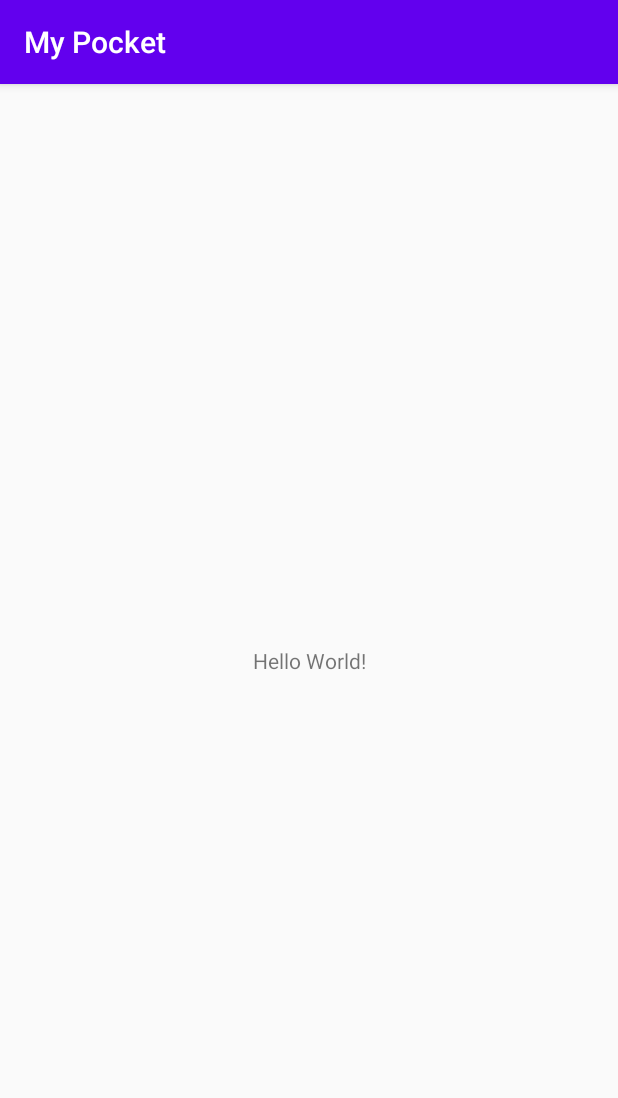
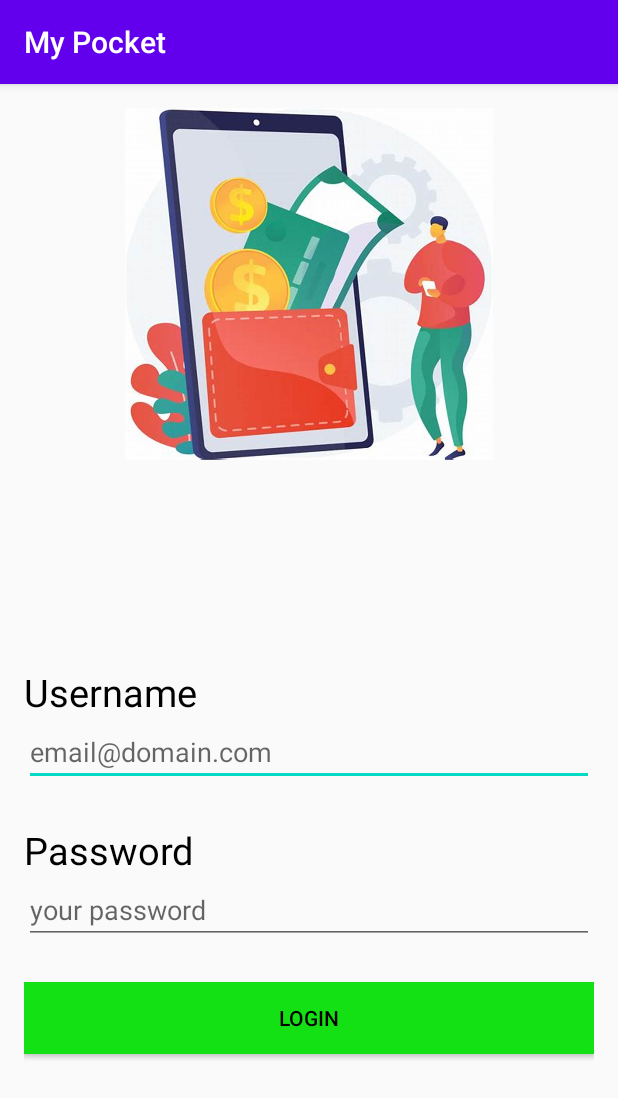
Before and after one commit to Edwin-sh/MyPocket, an Android app: the screen it shows after launch (MainActivity), on a phone screen of 412 x 824 dp. Shown: the top 1098 px of the screen. Run offline under Robolectric (Android 15) with nearby library versions, the phone set to English and light mode, and no system bars.

Commit message:
Primer configuración

```diff
--- a/app/src/main/res/layout/activity_main.xml
+++ b/app/src/main/res/layout/activity_main.xml
@@ -1,18 +1,65 @@
 <?xml version="1.0" encoding="utf-8"?>
-<android.support.constraint.ConstraintLayout xmlns:android="http://schemas.android.com/apk/res/android"
+<LinearLayout xmlns:android="http://schemas.android.com/apk/res/android"
     xmlns:app="http://schemas.android.com/apk/res-auto"
     xmlns:tools="http://schemas.android.com/tools"
     android:layout_width="match_parent"
     android:layout_height="match_parent"
+    android:orientation="vertical"
     tools:context=".MainActivity">
 
-    <TextView
-        android:layout_width="wrap_content"
-        android:layout_height="wrap_content"
-        android:text="Hello World!"
-        app:layout_constraintBottom_toBottomOf="parent"
-        app:layout_constraintEnd_toEndOf="parent"
-        app:layout_constraintStart_toStartOf="parent"
-        app:layout_constraintTop_toTopOf="parent" />
+    <LinearLayout
+        android:layout_width="match_parent"
+        android:layout_height="0px"
+        android:layout_weight="1"
+        android:gravity="center"
+        android:layout_margin="16dp">
 
-</android.support.constraint.ConstraintLayout>
+        <ImageView
+            android:layout_width="wrap_content"
+            android:layout_height="wrap_content"
+            android:src="@drawable/Pocket"/>
+    </LinearLayout>
+    <LinearLayout
+        android:layout_width="match_parent"
+        android:layout_height="0px"
+        android:layout_weight="2"
+        android:orientation="vertical"
+        android:gravity="center_vertical"
+        android:layout_margin="16dp">
+
+        <TextView
+            android:layout_width="wrap_content"
+            android:layout_height="wrap_content"
+            android:text="Username"
+            android:textSize="25sp"
+            android:textColor="@color/black"/>
+        <EditText
+            android:layout_width="match_parent"
+            android:layout_height="wrap_content"
+            android:hint="email@domain.com"
+            android:textColor="@color/black"/>
+
+        <TextView
+            android:layout_width="wrap_content"
+            android:layout_height="wrap_content"
+            android:layout_marginTop="25dp"
+            android:text="Password"
+            android:textSize="25sp"
+            android:textColor="@color/black"/>
+        <EditText
+            android:layout_width="match_parent"
+            android:layout_height="wrap_content"
+            android:hint="your password"
+            android:textColor="@color/black"/>
+
+        <Button
+            android:layout_width="match_parent"
+            android:layout_height="wrap_content"
+            android:layout_marginTop="25dp"
+            android:text="LOGIN"
+            android:textColor="@color/black"
+            android:background="@color/light_green"/>
+
+    </LinearLayout>
+
+</LinearLayout>
--- a/app/src/main/res/values/colors.xml
+++ b/app/src/main/res/values/colors.xml
@@ -7,4 +7,7 @@
     <color name="teal_700">#FF018786</color>
     <color name="black">#FF000000</color>
     <color name="white">#FFFFFFFF</color>
+    <color name="light_green">#14E114</color>
+    <color name="green">#0e8008</color>
+    <color name="dark_green">#1D741B</color>
 </resources>
--- a/app/src/main/res/values/themes.xml
+++ b/app/src/main/res/values/themes.xml
@@ -7,4 +7,5 @@
         <item name="colorAccent">@color/teal_200</item>
         <!-- Customize your theme here. -->
     </style>
+
 </resources>
```
Also changed, not shown: app/src/main/res/drawable/Pocket.jpeg (added).
